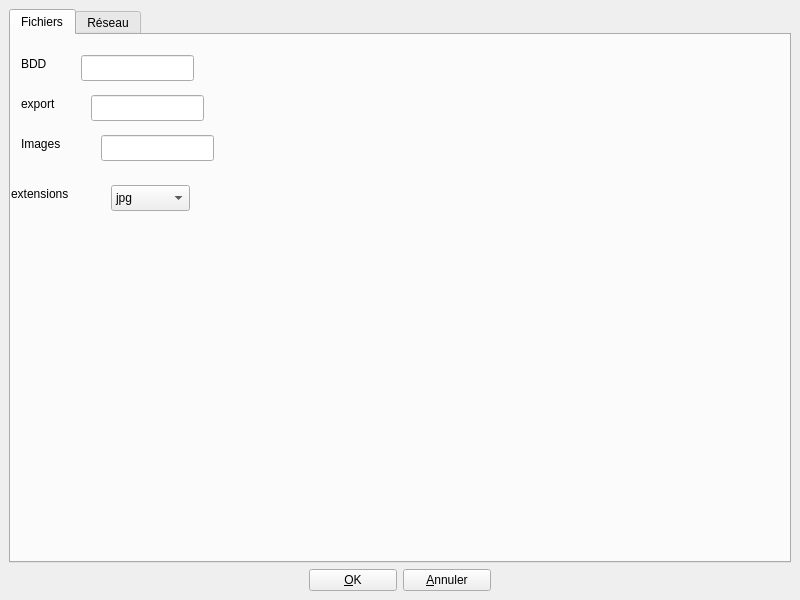
First picture: the form in ui/options_frm.ui, repository Sebastux/AmaPy, before the edit.
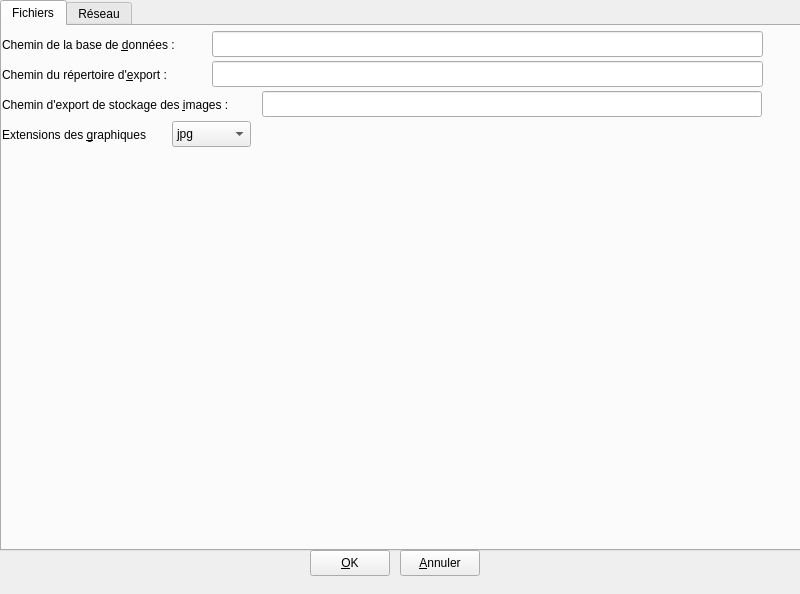
Second picture: the form after the edit. The open tabs and pages were chosen to show the change. Icons and pictures are not drawn.

Commit message:
Placement des objets et configuration
Ajout des raccourcis et configuration de l'ordre des tabulations

Diff of the .ui file:
```diff
--- a/ui/options_frm.ui
+++ b/ui/options_frm.ui
@@ -7,7 +7,7 @@
     <x>0</x>
     <y>0</y>
     <width>800</width>
-    <height>600</height>
+    <height>594</height>
    </rect>
   </property>
   <property name="windowTitle">
@@ -18,57 +18,18 @@
     <normaloff>:/icons/settings.png</normaloff>:/icons/settings.png</iconset>
   </property>
   <widget class="QWidget" name="centralwidget">
-   <layout class="QGridLayout" name="gridLayout">
-    <item row="1" column="0">
-     <layout class="QGridLayout" name="gridLayout_2">
-      <property name="leftMargin">
-       <number>300</number>
-      </property>
-      <property name="rightMargin">
-       <number>0</number>
-      </property>
-      <property name="spacing">
-       <number>0</number>
-      </property>
-      <item row="0" column="0">
-       <widget class="QPushButton" name="btn_ok">
-        <property name="maximumSize">
-         <size>
-          <width>77215</width>
-          <height>16777215</height>
-         </size>
-        </property>
-        <property name="layoutDirection">
-         <enum>Qt::LeftToRight</enum>
-        </property>
-        <property name="text">
-         <string>&amp;OK</string>
-        </property>
-       </widget>
-      </item>
-     </layout>
-    </item>
-    <item row="1" column="1">
-     <layout class="QGridLayout" name="gridLayout_3">
-      <property name="rightMargin">
-       <number>300</number>
-      </property>
-      <item row="0" column="0">
-       <widget class="QPushButton" name="btn_annuler">
-        <property name="text">
-         <string>&amp;Annuler</string>
-        </property>
-       </widget>
-      </item>
-     </layout>
-    </item>
-    <item row="0" column="0" colspan="2">
-     <layout class="QVBoxLayout" name="verticalLayout">
-      <item>
        <widget class="QTabWidget" name="tabw_options">
         <property name="enabled">
          <bool>true</bool>
         </property>
+    <property name="geometry">
+     <rect>
+      <x>0</x>
+      <y>0</y>
+      <width>801</width>
+      <height>551</height>
+     </rect>
+    </property>
         <property name="currentIndex">
          <number>1</number>
         </property>
@@ -85,8 +46,8 @@
          <widget class="QComboBox" name="comboBox">
           <property name="geometry">
            <rect>
-            <x>100</x>
-            <y>150</y>
+        <x>170</x>
+        <y>95</y>
             <width>79</width>
             <height>26</height>
            </rect>
@@ -115,84 +76,108 @@
          <widget class="QLabel" name="label">
           <property name="geometry">
            <rect>
-            <x>10</x>
-            <y>20</y>
-            <width>58</width>
+        <x>0</x>
+        <y>10</y>
+        <width>201</width>
             <height>18</height>
            </rect>
           </property>
           <property name="text">
-           <string>BDD</string>
-          </property>
-         </widget>
-         <widget class="QLabel" name="label_2">
+       <string>Chemin de la base de &amp;données :</string>
+      </property>
+      <property name="buddy">
+       <cstring>lineEdit</cstring>
+      </property>
+     </widget>
+     <widget class="QLabel" name="lbl_export">
           <property name="geometry">
            <rect>
-            <x>10</x>
-            <y>60</y>
-            <width>58</width>
+        <x>0</x>
+        <y>40</y>
+        <width>201</width>
             <height>18</height>
            </rect>
           </property>
           <property name="text">
-           <string>export</string>
-          </property>
-         </widget>
-         <widget class="QLabel" name="label_3">
+       <string>Chemin du répertoire d'&amp;export :</string>
+      </property>
+      <property name="buddy">
+       <cstring>lineEdit_2</cstring>
+      </property>
+     </widget>
+     <widget class="QLabel" name="lbl_images">
           <property name="geometry">
            <rect>
-            <x>10</x>
+        <x>0</x>
+        <y>70</y>
+        <width>261</width>
+        <height>18</height>
+       </rect>
+      </property>
+      <property name="text">
+       <string>Chemin d'export de stockage des &amp;images :</string>
+      </property>
+      <property name="buddy">
+       <cstring>lineEdit_3</cstring>
+      </property>
+     </widget>
+     <widget class="QLabel" name="lbl_extensions">
+      <property name="geometry">
+       <rect>
+        <x>0</x>
             <y>100</y>
-            <width>58</width>
+        <width>171</width>
             <height>18</height>
            </rect>
           </property>
           <property name="text">
-           <string>Images</string>
-          </property>
-         </widget>
-         <widget class="QLabel" name="label_4">
-          <property name="geometry">
-           <rect>
-            <x>0</x>
-            <y>150</y>
-            <width>71</width>
-            <height>18</height>
-           </rect>
-          </property>
-          <property name="text">
-           <string>extensions</string>
+       <string>Extensions des &amp;graphiques</string>
+      </property>
+      <property name="buddy">
+       <cstring>comboBox</cstring>
           </property>
          </widget>
          <widget class="QLineEdit" name="lineEdit">
           <property name="geometry">
            <rect>
-            <x>70</x>
-            <y>20</y>
-            <width>113</width>
+        <x>210</x>
+        <y>5</y>
+        <width>551</width>
             <height>26</height>
            </rect>
           </property>
+      <property name="echoMode">
+       <enum>QLineEdit::Normal</enum>
+      </property>
+      <property name="readOnly">
+       <bool>true</bool>
+      </property>
          </widget>
          <widget class="QLineEdit" name="lineEdit_2">
           <property name="geometry">
            <rect>
-            <x>80</x>
-            <y>60</y>
-            <width>113</width>
+        <x>210</x>
+        <y>35</y>
+        <width>551</width>
             <height>26</height>
            </rect>
           </property>
+      <property name="readOnly">
+       <bool>true</bool>
+      </property>
          </widget>
          <widget class="QLineEdit" name="lineEdit_3">
           <property name="geometry">
            <rect>
-            <x>90</x>
-            <y>100</y>
-            <width>113</width>
+        <x>260</x>
+        <y>65</y>
+        <width>500</width>
             <height>26</height>
            </rect>
           </property>
+      <property name="readOnly">
+       <bool>true</bool>
+      </property>
          </widget>
         </widget>
         <widget class="QWidget" name="tab_reseau">
@@ -217,12 +202,53 @@
          </widget>
         </widget>
        </widget>
-      </item>
-     </layout>
-    </item>
-   </layout>
-  </widget>
- </widget>
+   <widget class="QPushButton" name="btn_annuler">
+    <property name="geometry">
+     <rect>
+      <x>400</x>
+      <y>550</y>
+      <width>80</width>
+      <height>26</height>
+     </rect>
+    </property>
+    <property name="text">
+     <string>&amp;Annuler</string>
+    </property>
+   </widget>
+   <widget class="QPushButton" name="btn_ok">
+    <property name="geometry">
+     <rect>
+      <x>310</x>
+      <y>550</y>
+      <width>80</width>
+      <height>26</height>
+     </rect>
+    </property>
+    <property name="maximumSize">
+     <size>
+      <width>77215</width>
+      <height>16777215</height>
+     </size>
+    </property>
+    <property name="layoutDirection">
+     <enum>Qt::LeftToRight</enum>
+    </property>
+    <property name="text">
+     <string>&amp;OK</string>
+    </property>
+   </widget>
+  </widget>
+ </widget>
+ <tabstops>
+  <tabstop>tabw_options</tabstop>
+  <tabstop>lineEdit</tabstop>
+  <tabstop>lineEdit_2</tabstop>
+  <tabstop>lineEdit_3</tabstop>
+  <tabstop>comboBox</tabstop>
+  <tabstop>btn_ok</tabstop>
+  <tabstop>btn_annuler</tabstop>
+  <tabstop>checkBox</tabstop>
+ </tabstops>
  <resources>
   <include location="../Icones/resources.qrc"/>
  </resources>
```
Left out of the diff: 12 changed lines with no effect on the pictures. Lines whose indentation alone changed are shown as unchanged.
